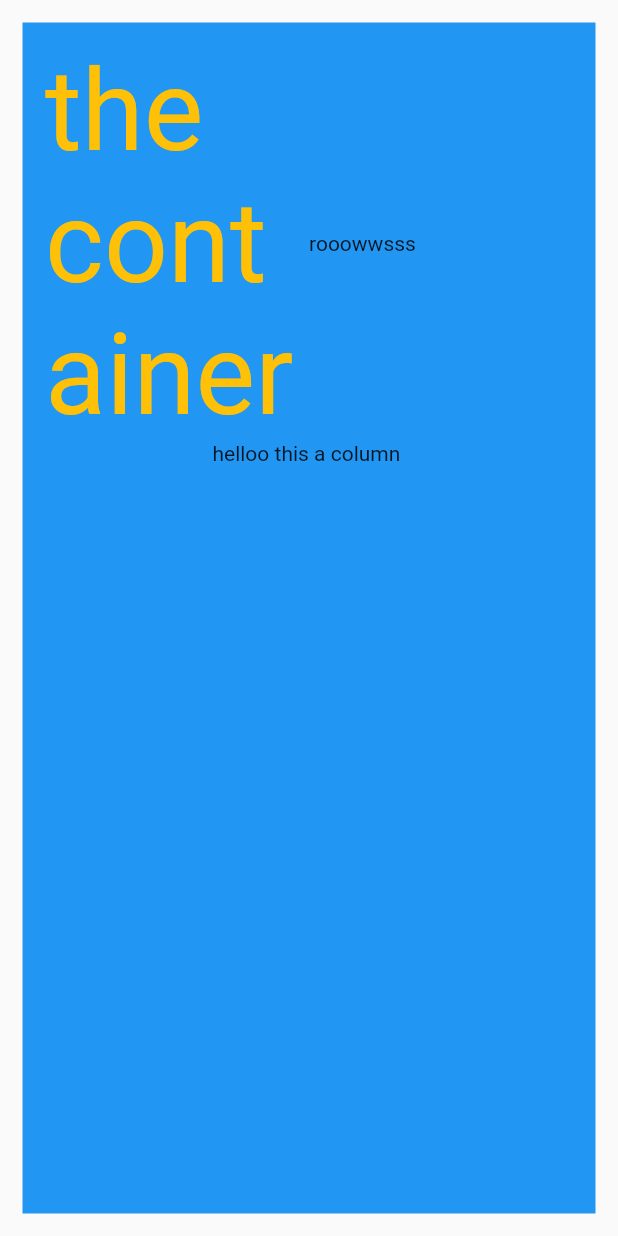
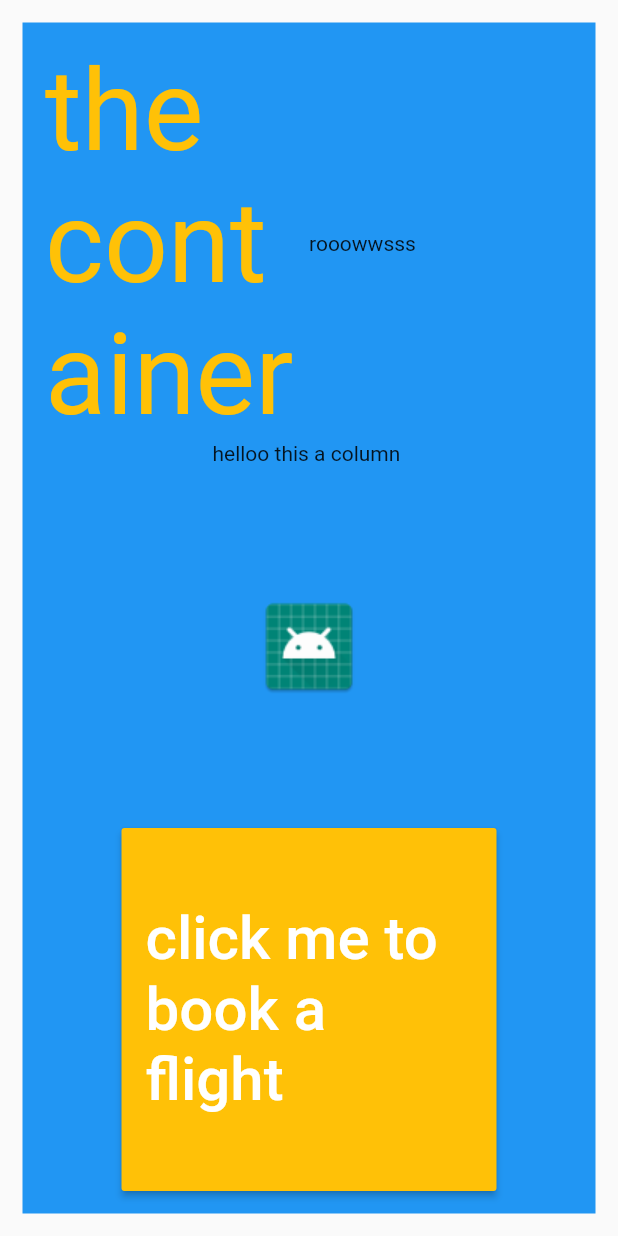
Before and after one commit to SherifMohamedFarouk/Flutter-test-run, a Flutter app: the Home widget shown alone on an empty page, opened directly, on a phone screen of 412 x 824 dp. Run offline on Flutter 3.47's test engine with Material 2 defaults, Android fonts, the phone set to English and light mode, and no system bars.

```diff
--- a/lib/app_screens/Home.dart
+++ b/lib/app_screens/Home.dart
@@ -23,8 +23,53 @@ class Home extends StatelessWidget {
                   child: Text("rooowwsss"),
                 ),
               ],
-            ),Text("helloo this a column ")
+            ),
+            Text("helloo this a column "),
+            Expanded(child: AssetImag()),
+            Expanded(child: Button()),
           ],
         ));
   }
 }
+
+class AssetImag extends StatelessWidget {
+  @override
+  Widget build(BuildContext context) {
+    AssetImage assetImage = AssetImage('images/ic_launcher.png');
+    Image image = Image(image: assetImage);
+    return Container(
+      child: image,
+      width: 250.0,
+      height: 250.0,
+    );
+  }
+}
+
+class Button extends StatelessWidget {
+  @override
+  Widget build(BuildContext context) {
+    return Container(
+      width: 250.0,
+      height: 250.0,
+      child: RaisedButton(
+        color: Colors.amber,
+        child: Text(
+          "click me to book a flight",
+          style: TextStyle(fontSize: 40.0, color: Colors.white),
+        ),
+        onPressed: () {BookFLight(context);},
+      ),
+    );
+  }
+}
+
+void BookFLight(BuildContext covariant){
+  AlertDialog alertDialog = AlertDialog(title:Text( "you have booked your flight"),
+    content: Text("have a pleasent flight"),
+  );
+   showDialog(context: covariant,
+     builder: (BuildContext covariant){
+     return alertDialog;
+     }
+   );
+}
```
Also changed, not shown: lib/main.dart (+56 -2 lines).
